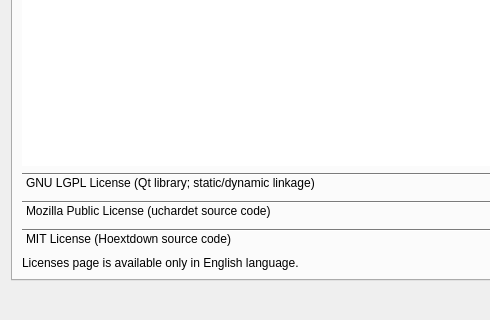
First picture: the form in src/libtextosaurus/saurus/gui/dialogs/formabout.ui, repository martinrotter/textosaurus, before the edit; both pictures show x 0 to 490 and y 271 to 591 of the 727 by 591 pixel window.
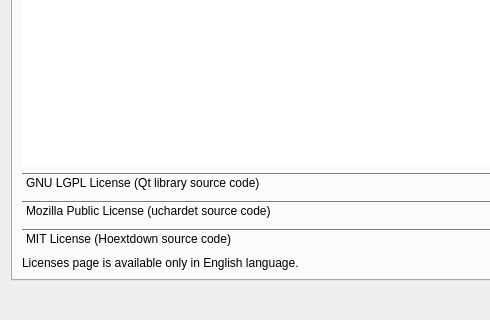
Second picture: the form after the edit. The open tabs and pages were chosen to show the change.

```diff
--- a/src/libtextosaurus/saurus/gui/dialogs/formabout.ui
+++ b/src/libtextosaurus/saurus/gui/dialogs/formabout.ui
@@ -240,7 +240,7 @@
            </rect>
           </property>
           <attribute name="label">
-           <string>GNU LGPL License (Qt library; static/dynamic linkage)</string>
+           <string>GNU LGPL License (Qt library source code)</string>
           </attribute>
           <layout class="QVBoxLayout" name="verticalLayout_8">
            <property name="leftMargin">
```
Left out of the diff: 30 changed lines with no effect on the pictures.
